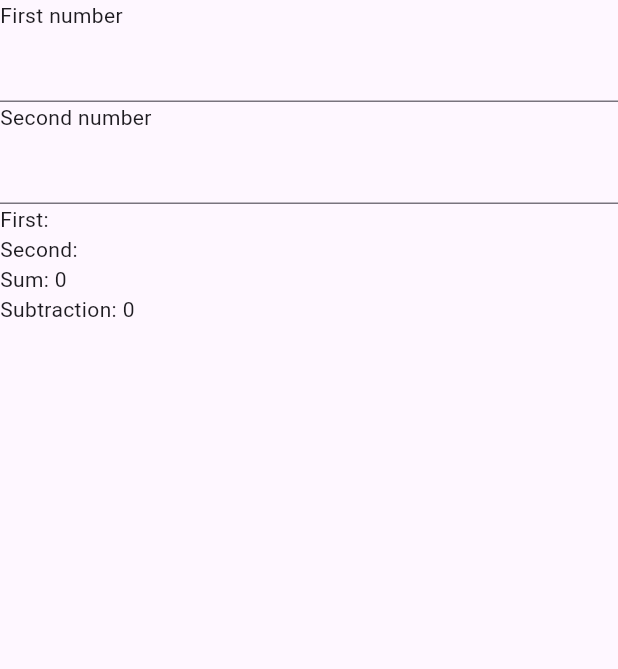
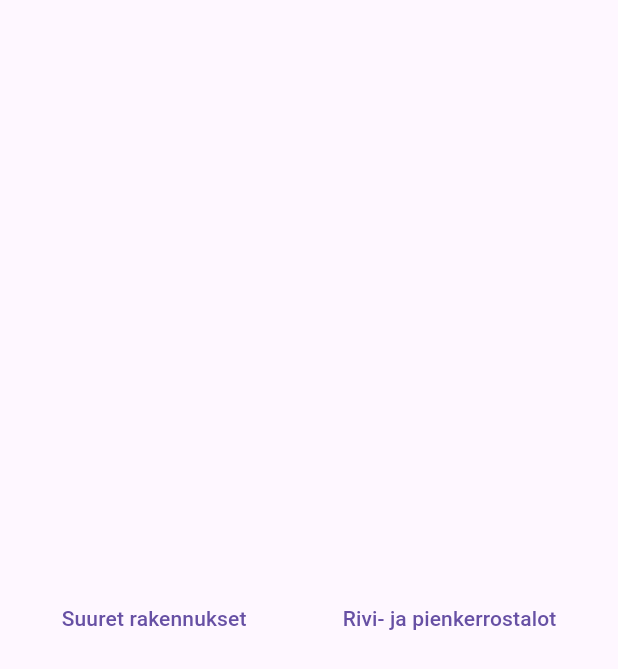
Before and after one commit to project-kiertotalous/flutter-app, a Flutter app: the screen it shows after launch, on a phone screen of 412 x 824 dp. Shown: the top 669 px of the screen. Run offline on Flutter 3.47's test engine with Material 3 defaults, Android fonts, the phone set to English and light mode, and no system bars.

Commit message:
add navigation

```diff
--- a/lib/main.dart
+++ b/lib/main.dart
@@ -1,5 +1,7 @@
 import 'package:flutter/material.dart';
-import 'package:flutter_app/src/example_view.dart';
+import 'package:flutter_app/src/home_view.dart';
+import 'package:flutter_app/src/large_buildings_view.dart';
+import 'package:flutter_app/src/smaller_builds_view.dart';
 
 void main() async {
   runApp(MyApp());
@@ -18,15 +20,16 @@ class MyApp extends StatelessWidget {
     // The ListenableBuilder Widget listens to the SettingsController for changes.
     // Whenever the user updates their settings, the MaterialApp is rebuilt.
     return MaterialApp(
-      // Providing a restorationScopeId allows the Navigator built by the
-      // MaterialApp to restore the navigation stack when a user leaves and
-      // returns to the app after it has been killed while running in the
-      // background.
-      restorationScopeId: 'app',
-
       // The appTitle is defined in .arb files found in the localization
       // directory.
       title: 'Placeholder title',
+
+      initialRoute: '/',
+      routes: {
+        '/': (context) => const HomeView(),
+        '/large_buildings': (context) => LargeBuildingsView(),
+        '/smaller_buildings': (context) => SmallerBuildingsView(),
+      },
       // onGenerateTitle: (BuildContext context) =>
       //     AppLocalizations.of(context)!.appTitle,
 
@@ -37,7 +40,6 @@ class MyApp extends StatelessWidget {
         primarySwatch: Colors.blue,
       ),
       // darkTheme: ThemeData.dark(),
-      home: const ExampleView(),
     );
   }
 }
--- /dev/null
+++ b/lib/src/home_view.dart
@@ -0,0 +1,34 @@
+import 'package:flutter/material.dart';
+
+/// Main screen where users land upon starting the application.
+class HomeView extends StatelessWidget {
+  const HomeView({super.key});
+
+  @override
+  Widget build(BuildContext context) {
+    return Scaffold(
+      body: Center(
+        child: Row(
+          mainAxisAlignment: MainAxisAlignment.center,
+          spacing: 40.0,
+          children: [
+            TextButton(
+              onPressed: () {
+                Navigator.pushNamed(context, '/large_buildings');
+              },
+              // large buildings
+              child: Text("Suuret rakennukset"),
+            ),
+            TextButton(
+              onPressed: () {
+                Navigator.pushNamed(context, '/smaller_buildings');
+              },
+              // row houses and small flats
+              child: Text("Rivi- ja pienkerrostalot"),
+            ),
+          ],
+        ),
+      ),
+    );
+  }
+}
```
Also changed, not shown: lib/src/large_buildings_view.dart (added, +34 -0 lines), lib/src/smaller_builds_view.dart (added, +31 -0 lines).
